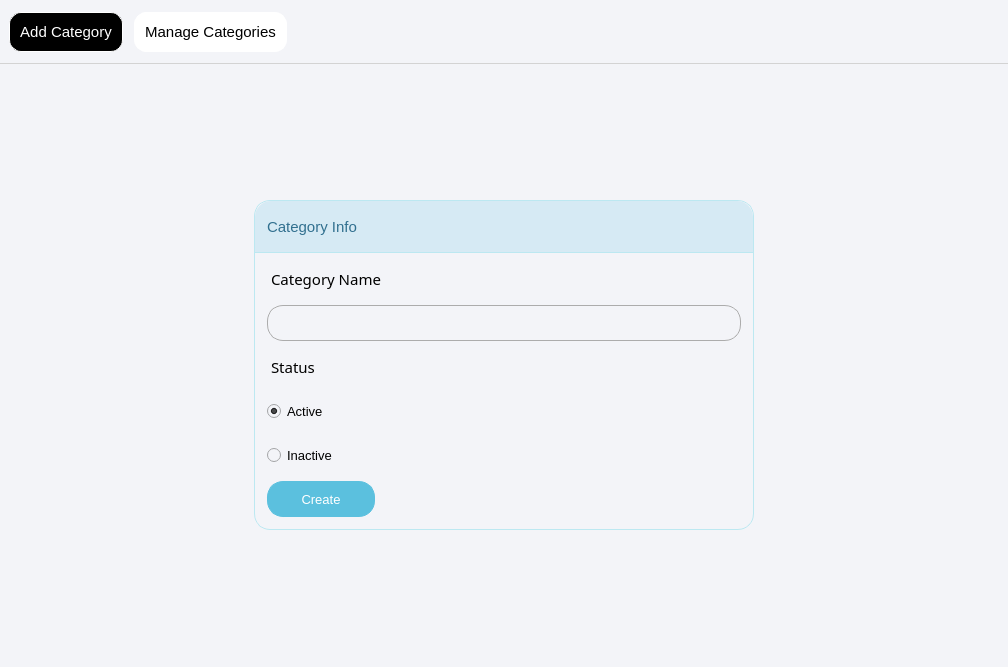
Old version of the form categoryform.ui in the repository oggyCS04/lms.
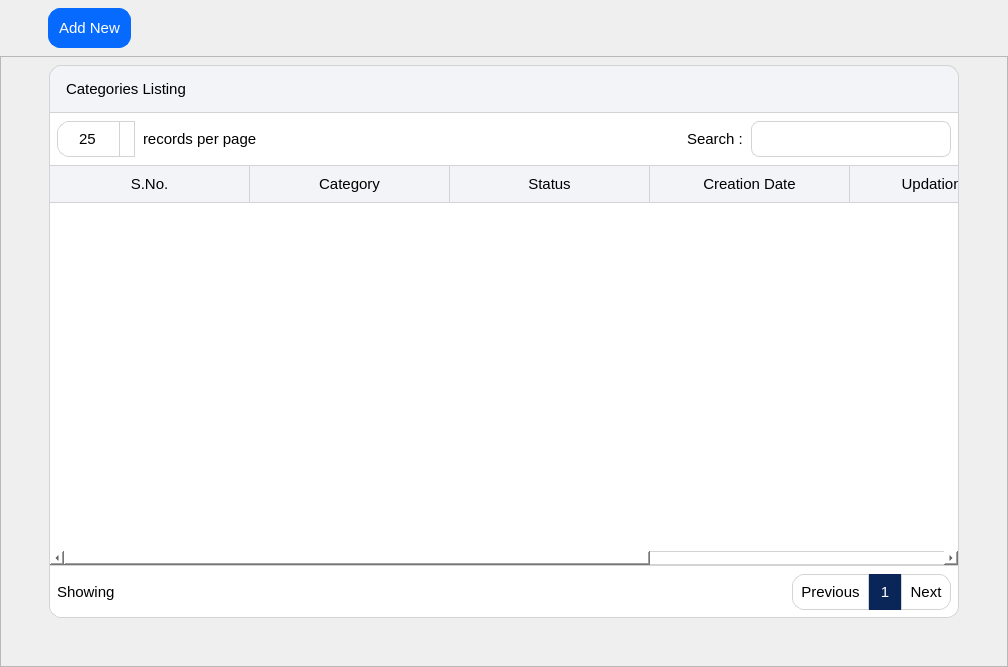
New version of the form. Icons and pictures are not drawn.

What changed in the file:
```diff
--- a/categoryform.ui
+++ b/categoryform.ui
@@ -14,9 +14,7 @@
    <string>Form</string>
   </property>
   <property name="styleSheet">
-   <string notr="true">QWidget{
-background-color: rgb(243, 244, 248);
-}</string>
+   <string notr="true"/>
   </property>
   <layout class="QVBoxLayout" name="categoryFragmentVL">
    <property name="spacing">
@@ -37,7 +35,7 @@
    <item>
     <widget class="QWidget" name="category_header" native="true">
      <property name="sizePolicy">
-      <sizepolicy hsizetype="Preferred" vsizetype="Fixed">
+      <sizepolicy hsizetype="Preferred" vsizetype="Preferred">
        <horstretch>0</horstretch>
        <verstretch>0</verstretch>
       </sizepolicy>
@@ -45,41 +43,33 @@
      <property name="minimumSize">
       <size>
        <width>0</width>
-       <height>64</height>
+       <height>0</height>
       </size>
      </property>
      <property name="maximumSize">
       <size>
        <width>16777215</width>
-       <height>64</height>
+       <height>16777215</height>
       </size>
      </property>
      <property name="styleSheet">
-      <string notr="true">QWidget{
-border-bottom: 1px solid lightgray;
-}
-
-QPushButton{
-color: black;
-background-color: rgb(255, 255, 255);
-border: 1px solid white;
-padding: 10px;
-border-radius: 12px;
-}
-
-QPushButton:hover{
-background-color: #ebebeb;
-border: 1px solid rgb(236, 236, 236);
-}
-
-QPushButton:checked{
-color: white;
-background-color: black;
-}</string>
+      <string notr="true"/>
      </property>
      <layout class="QHBoxLayout" name="horizontalLayout_3">
       <property name="spacing">
-       <number>11</number>
+       <number>7</number>
+      </property>
+      <property name="leftMargin">
+       <number>48</number>
+      </property>
+      <property name="topMargin">
+       <number>8</number>
+      </property>
+      <property name="rightMargin">
+       <number>0</number>
+      </property>
+      <property name="bottomMargin">
+       <number>8</number>
       </property>
       <item>
        <widget class="QPushButton" name="addCategoryBtn">
@@ -95,39 +85,29 @@
           <fontweight>DemiBold</fontweight>
          </font>
         </property>
-        <property name="text">
-         <string>Add Category</string>
+        <property name="cursor">
+         <cursorShape>PointingHandCursor</cursorShape>
         </property>
-        <property name="checkable">
-         <bool>true</bool>
+        <property name="styleSheet">
+         <string notr="true">QPushButton{
+color: white;
+background-color: rgb(6, 106, 254);
+border: 1px solid rgb(6, 106, 254);
+padding: 10px;
+border-radius: 12px;
+}
+
+QPushButton:hover{
+background-color: rgb(0, 105, 217);
+border: 1px solid rgb(0, 105, 217);
+}
+</string>
         </property>
-        <property name="checked">
-         <bool>true</bool>
-        </property>
-        <property name="autoExclusive">
-         <bool>true</bool>
-        </property>
-       </widget>
-      </item>
-      <item>
-       <widget class="QPushButton" name="manageCategoryBtn">
-        <property name="sizePolicy">
-         <sizepolicy hsizetype="Fixed" vsizetype="Fixed">
-          <horstretch>0</horstretch>
-          <verstretch>0</verstretch>
-         </sizepolicy>
-        </property>
-        <property name="font">
-         <font>
-          <pointsize>11</pointsize>
-          <fontweight>DemiBold</fontweight>
-         </font>
-        </property>
         <property name="text">
-         <string>Manage Categories</string>
+         <string>Add New</string>
         </property>
         <property name="checkable">
-         <bool>true</bool>
+         <bool>false</bool>
         </property>
         <property name="checked">
          <bool>false</bool>
@@ -154,827 +134,20 @@
     </widget>
    </item>
    <item>
-    <widget class="QStackedWidget" name="category_stackedWidget">
-     <property name="styleSheet">
-      <string notr="true"/>
-     </property>
-     <widget class="QWidget" name="addCategoryWidget">
-      <layout class="QGridLayout" name="gridLayout">
-       <property name="leftMargin">
-        <number>0</number>
-       </property>
-       <property name="topMargin">
-        <number>0</number>
-       </property>
-       <property name="rightMargin">
-        <number>0</number>
-       </property>
-       <property name="bottomMargin">
-        <number>0</number>
-       </property>
-       <property name="spacing">
-        <number>0</number>
-       </property>
-       <item row="0" column="0">
-        <widget class="QFrame" name="categoryFrame">
-         <property name="sizePolicy">
-          <sizepolicy hsizetype="Fixed" vsizetype="Maximum">
-           <horstretch>0</horstretch>
-           <verstretch>0</verstretch>
-          </sizepolicy>
-         </property>
-         <property name="minimumSize">
-          <size>
-           <width>500</width>
-           <height>0</height>
-          </size>
-         </property>
-         <property name="maximumSize">
-          <size>
-           <width>500</width>
-           <height>16777215</height>
-          </size>
-         </property>
-         <property name="styleSheet">
-          <string notr="true">
-
-QFrame{
-border: 1px solid rgb(188, 232, 241);
-border-radius: 16px;
-}
-
-QLabel{
-border: none;
-border-bottom-left-radius: 0px;
-border-bottom-right-radius: 0px;
-padding-left: 12px;
-}
-
-QRadioButton{
-color: black;
-margin-left: 12px;
-}
-
-
-</string>
-         </property>
-         <layout class="QVBoxLayout" name="verticalLayout_4">
-          <property name="spacing">
-           <number>8</number>
-          </property>
-          <property name="leftMargin">
-           <number>0</number>
-          </property>
-          <property name="topMargin">
-           <number>0</number>
-          </property>
-          <property name="rightMargin">
-           <number>0</number>
-          </property>
-          <property name="bottomMargin">
-           <number>0</number>
-          </property>
-          <item>
-           <widget class="QLabel" name="categoryInfoQL">
-            <property name="sizePolicy">
-             <sizepolicy hsizetype="Preferred" vsizetype="Fixed">
-              <horstretch>0</horstretch>
-              <verstretch>0</verstretch>
-             </sizepolicy>
-            </property>
-            <property name="minimumSize">
-             <size>
-              <width>0</width>
-              <height>52</height>
-             </size>
-            </property>
-            <property name="maximumSize">
-             <size>
-              <width>16777215</width>
-              <height>52</height>
-             </size>
-            </property>
-            <property name="font">
-             <font>
-              <family>Segoe UI</family>
-              <pointsize>11</pointsize>
-              <fontweight>DemiBold</fontweight>
-             </font>
-            </property>
-            <property name="styleSheet">
-             <string notr="true">QLabel{
-color: rgb(49, 112, 143);
-background-color: rgb(214, 234, 244);
-border-bottom: 1px solid  rgb(188, 232, 241);
-
-}</string>
-            </property>
-            <property name="text">
-             <string>Category Info</string>
-            </property>
-            <property name="margin">
-             <number>3</number>
-            </property>
-            <property name="indent">
-             <number>0</number>
-            </property>
-           </widget>
-          </item>
-          <item>
-           <widget class="QLabel" name="categoryNameQL">
-            <property name="sizePolicy">
-             <sizepolicy hsizetype="Preferred" vsizetype="Fixed">
-              <horstretch>0</horstretch>
-              <verstretch>0</verstretch>
-             </sizepolicy>
-            </property>
-            <property name="minimumSize">
-             <size>
-              <width>0</width>
-              <height>36</height>
-             </size>
-            </property>
-            <property name="maximumSize">
-             <size>
-              <width>16777215</width>
-              <height>36</height>
-             </size>
-            </property>
-            <property name="font">
-             <font>
-              <family>Segoe UI Semibold</family>
-              <pointsize>11</pointsize>
-              <bold>false</bold>
-             </font>
-            </property>
-            <property name="styleSheet">
-             <string notr="true">color: rgb(0, 0, 0);</string>
-            </property>
-            <property name="text">
-             <string>Category Name</string>
-            </property>
-           </widget>
-          </item>
-          <item>
-           <widget class="QLineEdit" name="categoryLE">
-            <property name="minimumSize">
-             <size>
-              <width>0</width>
-              <height>36</height>
-             </size>
-            </property>
-            <property name="maximumSize">
-             <size>
-              <width>16777215</width>
-              <height>36</height>
-             </size>
-            </property>
-            <property name="font">
-             <font>
-              <pointsize>10</pointsize>
-             </font>
-            </property>
-            <property name="styleSheet">
-             <string notr="true">QLineEdit{
-color: black;
-border: 1px solid rgb(172, 172, 172);
-border-radius: 16px;
-margin-left: 12px;
-margin-right: 12px;
-padding-left: 12px;
-}
-
-QLineEdit:hover{
-border-color: rgb(91, 192, 222);
-}</string>
-            </property>
-           </widget>
-          </item>
-          <item>
-           <widget class="QLabel" name="categoryStatusQL">
-            <property name="sizePolicy">
-             <sizepolicy hsizetype="Preferred" vsizetype="Fixed">
-              <horstretch>0</horstretch>
-              <verstretch>0</verstretch>
-             </sizepolicy>
-            </property>
-            <property name="minimumSize">
-             <size>
-              <width>0</width>
-              <height>36</height>
-             </size>
-            </property>
-            <property name="maximumSize">
-             <size>
-              <width>16777215</width>
-              <height>36</height>
-             </size>
-            </property>
-            <property name="font">
-             <font>
-              <family>Segoe UI Semibold</family>
-              <pointsize>11</pointsize>
-              <bold>false</bold>
-             </font>
-            </property>
-            <property name="styleSheet">
-             <string notr="true">color: rgb(0, 0, 0);</string>
-            </property>
-            <property name="text">
-             <string>Status</string>
-            </property>
-           </widget>
-          </item>
-          <item>
-           <widget class="QRadioButton" name="activeRadioBtn">
-            <property name="minimumSize">
-             <size>
-              <width>0</width>
-              <height>36</height>
-             </size>
-            </property>
-            <property name="maximumSize">
-             <size>
-              <width>16777215</width>
-              <height>36</height>
-             </size>
-            </property>
-            <property name="palette">
-             <palette>
-              <active>
-               <colorrole role="WindowText">
-                <brush brushstyle="SolidPattern">
-                 <color alpha="255">
-                  <red>0</red>
-                  <green>0</green>
-                  <blue>0</blue>
-                 </color>
-                </brush>
-               </colorrole>
-               <colorrole role="Button">
-                <brush brushstyle="SolidPattern">
-                 <color alpha="255">
-                  <red>243</red>
-                  <green>244</green>
-                  <blue>248</blue>
-                 </color>
-                </brush>
-               </colorrole>
-               <colorrole role="Mid">
-                <brush brushstyle="SolidPattern">
-                 <color alpha="255">
-                  <red>0</red>
-                  <green>117</green>
-                  <blue>255</blue>
-                 </color>
-                </brush>
-               </colorrole>
-               <colorrole role="Text">
-                <brush brushstyle="SolidPattern">
-                 <color alpha="255">
-                  <red>0</red>
-                  <green>0</green>
-                  <blue>0</blue>
-                 </color>
-                </brush>
-               </colorrole>
-               <colorrole role="ButtonText">
-                <brush brushstyle="SolidPattern">
-                 <color alpha="255">
-                  <red>0</red>
-                  <green>0</green>
-                  <blue>0</blue>
-                 </color>
-                </brush>
-               </colorrole>
-               <colorrole role="Base">
-                <brush brushstyle="SolidPattern">
-                 <color alpha="255">
-                  <red>243</red>
-                  <green>244</green>
-                  <blue>248</blue>
-                 </color>
-                </brush>
-               </colorrole>
-               <colorrole role="Window">
-                <brush brushstyle="SolidPattern">
-                 <color alpha="255">
-                  <red>243</red>
-                  <green>244</green>
-                  <blue>248</blue>
-                 </color>
-                </brush>
-               </colorrole>
-               <colorrole role="PlaceholderText">
-                <brush brushstyle="SolidPattern">
-                 <color alpha="128">
-                  <red>0</red>
-                  <green>0</green>
-                  <blue>0</blue>
-                 </color>
-                </brush>
-               </colorrole>
-              </active>
-              <inactive>
-               <colorrole role="WindowText">
-                <brush brushstyle="SolidPattern">
-                 <color alpha="255">
-                  <red>0</red>
-                  <green>0</green>
-                  <blue>0</blue>
-                 </color>
-                </brush>
-               </colorrole>
-               <colorrole role="Button">
-                <brush brushstyle="SolidPattern">
-                 <color alpha="255">
-                  <red>243</red>
-                  <green>244</green>
-                  <blue>248</blue>
-                 </color>
-                </brush>
-               </colorrole>
-               <colorrole role="Mid">
-                <brush brushstyle="SolidPattern">
-                 <color alpha="255">
-                  <red>0</red>
-                  <green>117</green>
-                  <blue>255</blue>
-                 </color>
-                </brush>
-               </colorrole>
-               <colorrole role="Text">
-                <brush brushstyle="SolidPattern">
-                 <color alpha="255">
-                  <red>0</red>
-                  <green>0</green>
-                  <blue>0</blue>
-                 </color>
-                </brush>
-               </colorrole>
-               <colorrole role="ButtonText">
-                <brush brushstyle="SolidPattern">
-                 <color alpha="255">
-                  <red>0</red>
-                  <green>0</green>
-                  <blue>0</blue>
-                 </color>
-                </brush>
-               </colorrole>
-               <colorrole role="Base">
-                <brush brushstyle="SolidPattern">
-                 <color alpha="255">
-                  <red>243</red>
-                  <green>244</green>
-                  <blue>248</blue>
-                 </color>
-                </brush>
-               </colorrole>
-               <colorrole role="Window">
-                <brush brushstyle="SolidPattern">
-                 <color alpha="255">
-                  <red>243</red>
-                  <green>244</green>
-                  <blue>248</blue>
-                 </color>
-                </brush>
-               </colorrole>
-               <colorrole role="PlaceholderText">
-                <brush brushstyle="SolidPattern">
-                 <color alpha="128">
-                  <red>0</red>
-                  <green>0</green>
-                  <blue>0</blue>
-                 </color>
-                </brush>
-               </colorrole>
-              </inactive>
-              <disabled>
-               <colorrole role="WindowText">
-                <brush brushstyle="SolidPattern">
-                 <color alpha="255">
-                  <red>0</red>
-                  <green>0</green>
-                  <blue>0</blue>
-                 </color>
-                </brush>
-               </colorrole>
-               <colorrole role="Button">
-                <brush brushstyle="SolidPattern">
-                 <color alpha="255">
-                  <red>243</red>
-                  <green>244</green>
-                  <blue>248</blue>
-                 </color>
-                </brush>
-               </colorrole>
-               <colorrole role="Mid">
-                <brush brushstyle="SolidPattern">
-                 <color alpha="255">
-                  <red>0</red>
-                  <green>117</green>
-                  <blue>255</blue>
-                 </color>
-                </brush>
-               </colorrole>
-               <colorrole role="Text">
-                <brush brushstyle="SolidPattern">
-                 <color alpha="255">
-                  <red>0</red>
-                  <green>0</green>
-                  <blue>0</blue>
-                 </color>
-                </brush>
-               </colorrole>
-               <colorrole role="ButtonText">
-                <brush brushstyle="SolidPattern">
-                 <color alpha="255">
-                  <red>0</red>
-                  <green>0</green>
-                  <blue>0</blue>
-                 </color>
-                </brush>
-               </colorrole>
-               <colorrole role="Base">
-                <brush brushstyle="SolidPattern">
-                 <color alpha="255">
-                  <red>243</red>
-                  <green>244</green>
-                  <blue>248</blue>
-                 </color>
-                </brush>
-               </colorrole>
-               <colorrole role="Window">
-                <brush brushstyle="SolidPattern">
-                 <color alpha="255">
-                  <red>243</red>
-                  <green>244</green>
-                  <blue>248</blue>
-                 </color>
-                </brush>
-               </colorrole>
-               <colorrole role="PlaceholderText">
-                <brush brushstyle="SolidPattern">
-                 <color alpha="128">
-                  <red>0</red>
-                  <green>0</green>
-                  <blue>0</blue>
-                 </color>
-                </brush>
-               </colorrole>
-              </disabled>
-             </palette>
-            </property>
-            <property name="font">
-             <font>
-              <pointsize>10</pointsize>
-              <bold>false</bold>
-             </font>
-            </property>
-            <property name="text">
-             <string>Active</string>
-            </property>
-            <property name="checked">
-             <bool>true</bool>
-            </property>
-           </widget>
-          </item>
-          <item>
-           <widget class="QRadioButton" name="InactiveRadioBtn">
-            <property name="minimumSize">
-             <size>
-              <width>0</width>
-              <height>36</height>
-             </size>
-            </property>
-            <property name="maximumSize">
-             <size>
-              <width>16777215</width>
-              <height>36</height>
-             </size>
-            </property>
-            <property name="palette">
-             <palette>
-              <active>
-               <colorrole role="WindowText">
-                <brush brushstyle="SolidPattern">
-                 <color alpha="255">
-                  <red>0</red>
-                  <green>0</green>
-                  <blue>0</blue>
-                 </color>
-                </brush>
-               </colorrole>
-               <colorrole role="Button">
-                <brush brushstyle="SolidPattern">
-                 <color alpha="255">
-                  <red>243</red>
-                  <green>244</green>
-                  <blue>248</blue>
-                 </color>
-                </brush>
-               </colorrole>
-               <colorrole role="Mid">
-                <brush brushstyle="SolidPattern">
-                 <color alpha="255">
-                  <red>0</red>
-                  <green>117</green>
-                  <blue>255</blue>
-                 </color>
-                </brush>
-               </colorrole>
-               <colorrole role="Text">
-                <brush brushstyle="SolidPattern">
-                 <color alpha="255">
-                  <red>0</red>
-                  <green>0</green>
-                  <blue>0</blue>
-                 </color>
-                </brush>
-               </colorrole>
-               <colorrole role="ButtonText">
-                <brush brushstyle="SolidPattern">
-                 <color alpha="255">
-                  <red>0</red>
-                  <green>0</green>
-                  <blue>0</blue>
-                 </color>
-                </brush>
-               </colorrole>
-               <colorrole role="Base">
-                <brush brushstyle="SolidPattern">
-                 <color alpha="255">
-                  <red>243</red>
-                  <green>244</green>
-                  <blue>248</blue>
-                 </color>
-                </brush>
-               </colorrole>
-               <colorrole role="Window">
-                <brush brushstyle="SolidPattern">
-                 <color alpha="255">
-                  <red>243</red>
-                  <green>244</green>
-                  <blue>248</blue>
-                 </color>
-                </brush>
-               </colorrole>
-               <colorrole role="PlaceholderText">
-                <brush brushstyle="SolidPattern">
-                 <color alpha="128">
-                  <red>0</red>
-                  <green>0</green>
-                  <blue>0</blue>
-                 </color>
-                </brush>
-               </colorrole>
-              </active>
-              <inactive>
-               <colorrole role="WindowText">
-                <brush brushstyle="SolidPattern">
-                 <color alpha="255">
-                  <red>0</red>
-                  <green>0</green>
-                  <blue>0</blue>
-                 </color>
-                </brush>
-               </colorrole>
-               <colorrole role="Button">
-                <brush brushstyle="SolidPattern">
-                 <color alpha="255">
-                  <red>243</red>
-                  <green>244</green>
-                  <blue>248</blue>
-                 </color>
-                </brush>
-               </colorrole>
-               <colorrole role="Mid">
-                <brush brushstyle="SolidPattern">
-                 <color alpha="255">
-                  <red>0</red>
-                  <green>117</green>
-                  <blue>255</blue>
-                 </color>
-                </brush>
-               </colorrole>
-               <colorrole role="Text">
-                <brush brushstyle="SolidPattern">
-                 <color alpha="255">
-                  <red>0</red>
-                  <green>0</green>
-                  <blue>0</blue>
-                 </color>
-                </brush>
-               </colorrole>
-               <colorrole role="ButtonText">
-                <brush brushstyle="SolidPattern">
-                 <color alpha="255">
-                  <red>0</red>
-                  <green>0</green>
-                  <blue>0</blue>
-                 </color>
-                </brush>
-               </colorrole>
-               <colorrole role="Base">
-                <brush brushstyle="SolidPattern">
-                 <color alpha="255">
-                  <red>243</red>
-                  <green>244</green>
-                  <blue>248</blue>
-                 </color>
-                </brush>
-               </colorrole>
-               <colorrole role="Window">
-                <brush brushstyle="SolidPattern">
-                 <color alpha="255">
-                  <red>243</red>
-                  <green>244</green>
-                  <blue>248</blue>
-                 </color>
-                </brush>
-               </colorrole>
-               <colorrole role="PlaceholderText">
-                <brush brushstyle="SolidPattern">
-                 <color alpha="128">
-                  <red>0</red>
-                  <green>0</green>
-                  <blue>0</blue>
-                 </color>
-                </brush>
-               </colorrole>
-              </inactive>
-              <disabled>
-               <colorrole role="WindowText">
-                <brush brushstyle="SolidPattern">
-                 <color alpha="255">
-                  <red>0</red>
-                  <green>0</green>
-                  <blue>0</blue>
-                 </color>
-                </brush>
-               </colorrole>
-               <colorrole role="Button">
-                <brush brushstyle="SolidPattern">
-                 <color alpha="255">
-                  <red>243</red>
-                  <green>244</green>
-                  <blue>248</blue>
-                 </color>
-                </brush>
-               </colorrole>
-               <colorrole role="Mid">
-                <brush brushstyle="SolidPattern">
-                 <color alpha="255">
-                  <red>0</red>
-                  <green>117</green>
-                  <blue>255</blue>
-                 </color>
-                </brush>
-               </colorrole>
-               <colorrole role="Text">
-                <brush brushstyle="SolidPattern">
-                 <color alpha="255">
-                  <red>0</red>
-                  <green>0</green>
-                  <blue>0</blue>
-                 </color>
-                </brush>
-               </colorrole>
-               <colorrole role="ButtonText">
-                <brush brushstyle="SolidPattern">
-                 <color alpha="255">
-                  <red>0</red>
-                  <green>0</green>
-                  <blue>0</blue>
-                 </color>
-                </brush>
-               </colorrole>
-               <colorrole role="Base">
-                <brush brushstyle="SolidPattern">
-                 <color alpha="255">
-                  <red>243</red>
-                  <green>244</green>
-                  <blue>248</blue>
-                 </color>
-                </brush>
-               </colorrole>
-               <colorrole role="Window">
-                <brush brushstyle="SolidPattern">
-                 <color alpha="255">
-                  <red>243</red>
-                  <green>244</green>
-                  <blue>248</blue>
-                 </color>
-                </brush>
-               </colorrole>
-               <colorrole role="PlaceholderText">
-                <brush brushstyle="SolidPattern">
-                 <color alpha="128">
-                  <red>0</red>
-                  <green>0</green>
-                  <blue>0</blue>
-                 </color>
-                </brush>
-               </colorrole>
-              </disabled>
-             </palette>
-            </property>
-            <property name="font">
-             <font>
-              <pointsize>10</pointsize>
-              <bold>false</bold>
-             </font>
-            </property>
-            <property name="text">
-             <string>Inactive</string>
-            </property>
-           </widget>
-          </item>
-          <item>
-           <widget class="QPushButton" name="categoryDataBtn">
-            <property name="sizePolicy">
-             <sizepolicy hsizetype="Fixed" vsizetype="Fixed">
-              <horstretch>0</horstretch>
-              <verstretch>0</verstretch>
-             </sizepolicy>
-            </property>
-            <property name="minimumSize">
-             <size>
-              <width>120</width>
-              <height>48</height>
-             </size>
-            </property>
-            <property name="maximumSize">
-             <size>
-              <width>120</width>
-              <height>48</height>
-             </size>
-            </property>
-            <property name="font">
-             <font>
-              <pointsize>10</pointsize>
-              <fontweight>DemiBold</fontweight>
-             </font>
-            </property>
-            <property name="styleSheet">
-             <string notr="true">QPushButton{
-color: rgb(255, 255, 255);
-background-color: rgb(91, 192, 222);
-border: 1px solid rgb(91, 192, 222);
-border-radius: 16px;
-margin-left: 12px;
-margin-bottom: 12px;
-}
-
-QPushButton:hover{
-color: rgb(255, 255, 255);
-background-color: rgb(0, 0, 0);
-border: 1px solid black;
-border-radius: 16px;
-}</string>
-            </property>
-            <property name="text">
-             <string>Create</string>
-            </property>
-           </widget>
-          </item>
-         </layout>
-        </widget>
-       </item>
-      </layout>
-     </widget>
-     <widget class="QWidget" name="manageCategoryWidget">
-      <layout class="QGridLayout" name="gridLayout_2">
-       <property name="leftMargin">
-        <number>0</number>
-       </property>
-       <property name="topMargin">
-        <number>0</number>
-       </property>
-       <property name="rightMargin">
-        <number>0</number>
-       </property>
-       <property name="bottomMargin">
-        <number>0</number>
-       </property>
-       <property name="spacing">
-        <number>0</number>
-       </property>
-       <item row="0" column="0">
-        <widget class="QScrollArea" name="manageCatScrollArea">
+    <widget class="QScrollArea" name="manageCatScrollArea_2">
          <property name="styleSheet">
           <string notr="true"/>
          </property>
          <property name="widgetResizable">
           <bool>true</bool>
          </property>
-         <widget class="QWidget" name="manageCatContents">
+     <widget class="QWidget" name="manageCatContents_2">
           <property name="geometry">
            <rect>
             <x>0</x>
             <y>0</y>
             <width>1006</width>
-            <height>601</height>
+        <height>603</height>
            </rect>
           </property>
           <property name="styleSheet">
@@ -985,7 +158,7 @@
             <number>48</number>
            </property>
            <property name="topMargin">
-            <number>48</number>
+        <number>8</number>
            </property>
            <property name="rightMargin">
             <number>48</number>
@@ -993,11 +166,16 @@
            <property name="bottomMargin">
             <number>48</number>
            </property>
+       <property name="spacing">
+        <number>0</number>
+       </property>
            <item row="0" column="0">
             <widget class="QWidget" name="manageCatWidget" native="true">
              <property name="styleSheet">
               <string notr="true">QWidget{
 color: rgb(0, 0, 0);
+
+background-color: rgb(255, 255, 255);
 border: 1px solid lightgray;
 border-radius: 12px;
 }
@@ -1049,7 +227,7 @@
                 <property name="styleSheet">
                  <string notr="true">QLabel{
 color: black;
-background-color: rgb(230, 230, 230);
+background-color: rgb(243, 244, 248);
 border: 1px solid lightgray;
 padding-left: 12px;
 border-bottom-left-radius: 0px;
@@ -1081,20 +259,20 @@
                 <item>
                  <widget class="QSpinBox" name="spinBox">
                   <property name="sizePolicy">
-                   <sizepolicy hsizetype="Fixed" vsizetype="Fixed">
+               <sizepolicy hsizetype="Preferred" vsizetype="Fixed">
                     <horstretch>0</horstretch>
                     <verstretch>0</verstretch>
                    </sizepolicy>
                   </property>
                   <property name="minimumSize">
                    <size>
-                    <width>72</width>
+                <width>0</width>
                     <height>36</height>
                    </size>
                   </property>
                   <property name="maximumSize">
                    <size>
-                    <width>72</width>
+                <width>16777215</width>
                     <height>36</height>
                    </size>
                   </property>
@@ -1104,14 +282,70 @@
                    </font>
                   </property>
                   <property name="styleSheet">
-                   <string notr="true">
-border: 1px solid lightgray;
-border-radius: 8px;
+               <string notr="true">QSpinBox {
+	width: 60px; /* make room for the arrows */
+    border-width: 1;
+}
+
+QSpinBox::up-button {
+    subcontrol-origin: border;
+    subcontrol-position: top right;
+    width: 14px;
+    background-color: white;
+    border: 1px solid lightgray;
+	border-bottom-width: 0px;
+   
+}
+
+QSpinBox::up-button:hover {
+    background-color:rgb(221, 221, 221);
+}
+
+QSpinBox::up-button:pressed {
+    background-color:yellow;
+}
+
+QSpinBox::up-arrow {
+    image: url(:/icons/res/icon/arrow-up.png);
+    width: 10px;
+    height: 10px;
+}
+
+
+
+QSpinBox::down-button {
+    subcontrol-origin: border;
+    subcontrol-position: bottom right; 
+
+    width: 14px;
+	background-color: white;
+    border: 1px solid lightgray;
+	border-top-width: 0px;
+	
+}
+
+QSpinBox::down-button:hover {
+    background-color: rgb(221, 221, 221);
+}
+
+QSpinBox::down-button:pressed {
+   background-color: yellow;
+}
+
+QSpinBox::down-arrow {
+    
+	image: url(:/icons/res/icon/arrow-down.png);
+    width: 10px;
+    height: 10px;
+}
 </string>
                   </property>
                   <property name="alignment">
                    <set>Qt::AlignmentFlag::AlignCenter</set>
                   </property>
+              <property name="readOnly">
+               <bool>false</bool>
+              </property>
                   <property name="minimum">
                    <number>25</number>
                   </property>
@@ -1220,14 +454,20 @@
 }
 
 QHeaderView::section{
-
-	background-color: rgb(243, 244, 248);
+background-color: rgb(243, 244, 248);
 border:none;
 border-right: 1px solid lightgray;
 }
 
 QTableWidget{
 border-radius: 0px;
+background-color: white;
+alternate-background-color: rgb(243, 244, 248);
+}
+
+QTableWidget::item {
+ padding-left: 10px;
+padding-right: 10px;
 }</string>
                 </property>
                 <property name="lineWidth">
@@ -1242,6 +482,12 @@
                 <property name="editTriggers">
                  <set>QAbstractItemView::EditTrigger::NoEditTriggers</set>
                 </property>
+            <property name="alternatingRowColors">
+             <bool>true</bool>
+            </property>
+            <property name="selectionMode">
+             <enum>QAbstractItemView::SelectionMode::ExtendedSelection</enum>
+            </property>
                 <property name="textElideMode">
                  <enum>Qt::TextElideMode::ElideRight</enum>
                 </property>
@@ -1282,10 +528,10 @@
                  <bool>false</bool>
                 </attribute>
                 <attribute name="verticalHeaderMinimumSectionSize">
-                 <number>36</number>
+             <number>48</number>
                 </attribute>
                 <attribute name="verticalHeaderDefaultSectionSize">
-                 <number>36</number>
+             <number>48</number>
                 </attribute>
                 <attribute name="verticalHeaderStretchLastSection">
                  <bool>false</bool>
@@ -1489,8 +735,8 @@
                   <property name="styleSheet">
                    <string notr="true">QLabel{
 color: rgb(255, 255, 255);
-background-color: rgb(0, 0, 0);
-border: 1px solid black;
+background-color: rgb(10, 37, 88);
+border: 1px solid rgb(10, 37, 88);
 border-radius: 0px;
 }</string>
                   </property>
@@ -1545,10 +791,6 @@
                </layout>
               </item>
              </layout>
-            </widget>
-           </item>
-          </layout>
-         </widget>
         </widget>
        </item>
       </layout>
```
Left out of the diff: 49 changed lines with no effect on the pictures. Lines whose indentation alone changed are shown as unchanged.
